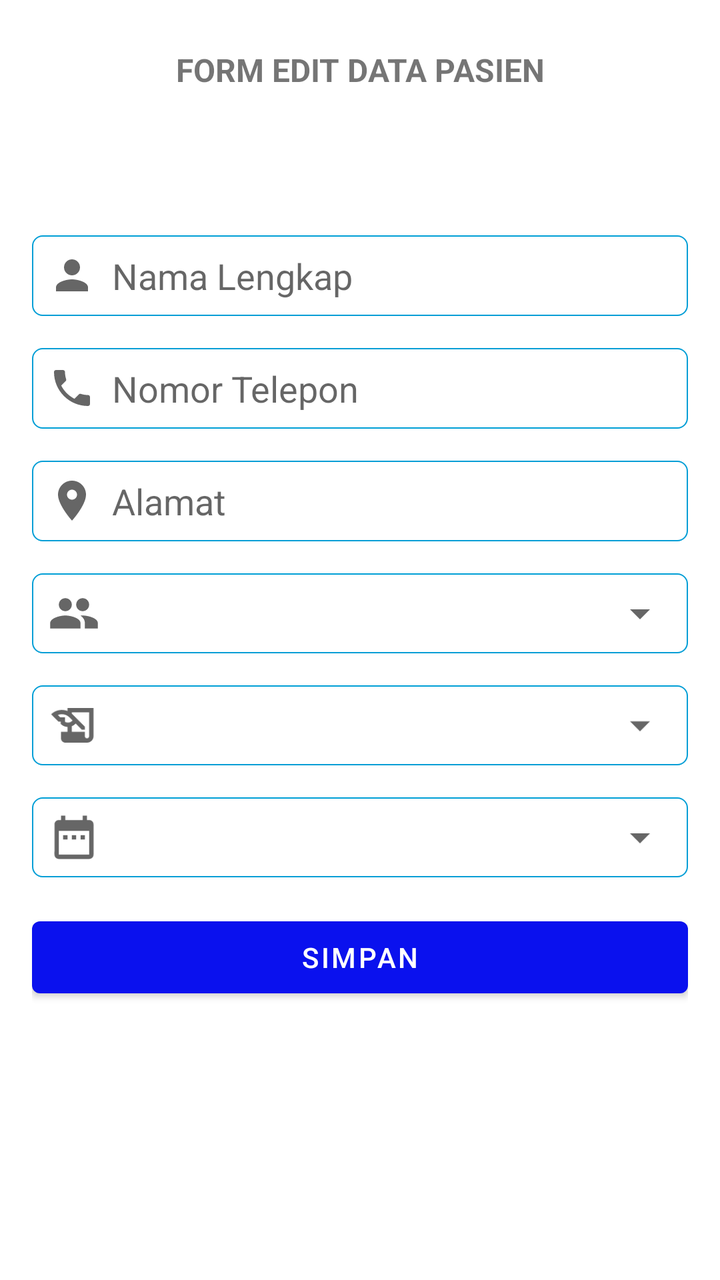
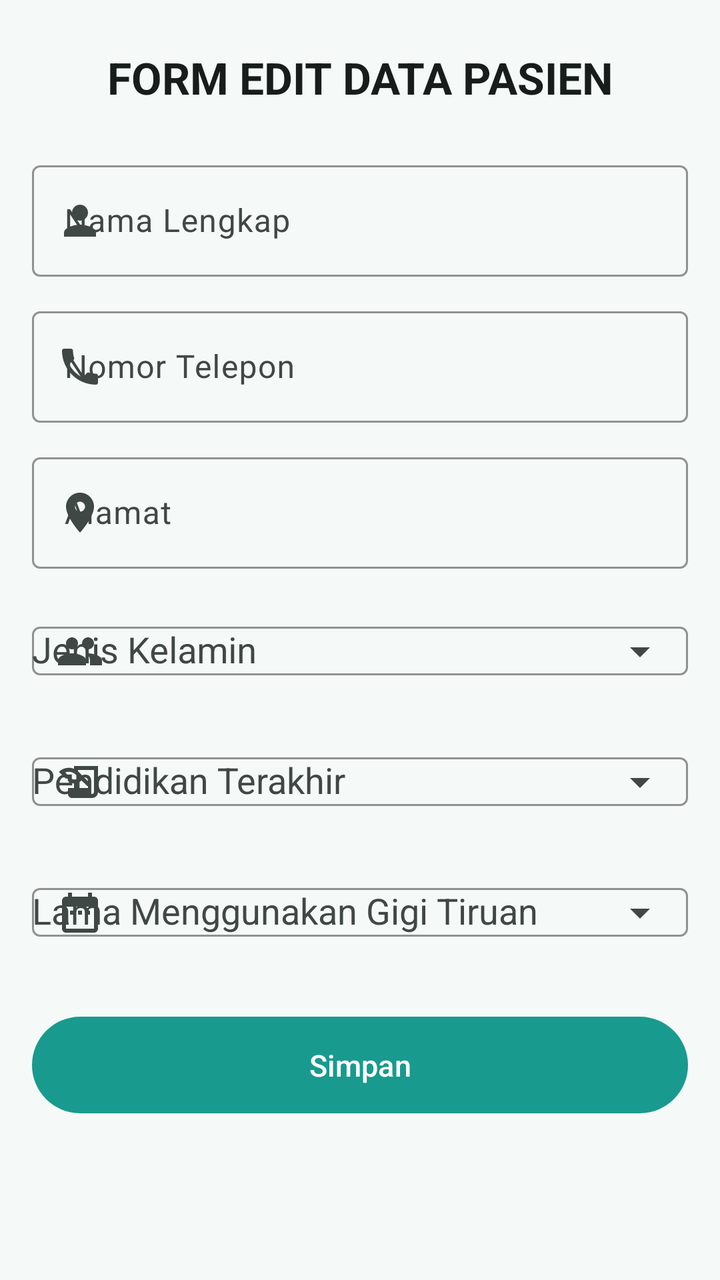

The first picture is an Android layout as it rendered before a commit; the second is the same layout after the commit. The layout source and the unified diff follow.
<!-- AndroidManifest.xml: application theme Theme.Ladokgi -->
<!-- res/layout/activity_edit_pasien.xml -->
<?xml version="1.0" encoding="utf-8"?>

<LinearLayout xmlns:android="http://schemas.android.com/apk/res/android"
    xmlns:app="http://schemas.android.com/apk/res-auto"
    xmlns:tools="http://schemas.android.com/tools"
    android:layout_width="match_parent"
    android:layout_height="match_parent"
    android:orientation="vertical"
    tools:context=".daftarpasien.EditPasienActivity">
    <ScrollView
        android:id="@+id/scroll"
        android:layout_width="match_parent"
        android:layout_height="wrap_content"
        >
        <androidx.constraintlayout.widget.ConstraintLayout
            android:layout_width="match_parent"
            android:layout_height="match_parent"
            android:paddingLeft="@dimen/activity_horizontal_margin"
            android:paddingTop="@dimen/activity_vertical_margin"
            android:paddingRight="@dimen/activity_horizontal_margin"
            android:paddingBottom="@dimen/activity_vertical_margin">

            <TextView
                android:id="@+id/title"
                android:layout_width="match_parent"
                android:layout_height="wrap_content"
                android:layout_marginTop="8dp"
                app:layout_constraintTop_toTopOf="parent"
                app:layout_constraintBottom_toTopOf="@id/form"
                android:textAlignment="center"
                android:textSize="16sp"
                android:textStyle="bold"
                android:text="FORM EDIT DATA PASIEN"/>


            <LinearLayout
                android:id="@+id/form"
                android:layout_width="match_parent"
                android:layout_height="wrap_content"
                android:layout_marginTop="72dp"
                android:orientation="vertical"
                app:layout_constraintTop_toBottomOf="@id/title"
                >

                <EditText
                    android:id="@+id/nama"
                    android:layout_width="match_parent"
                    android:layout_height="wrap_content"
                    android:layout_marginBottom="16dp"
                    android:background="@drawable/field_bg"
                    android:inputType="textPersonName"
                    android:drawableStart="@drawable/ic_baseline_person_24"
                    android:hint="Nama Lengkap"
                    android:drawablePadding="8dp"
                    android:padding="8dp" />

                <EditText
                    android:id="@+id/nomor_tlp"
                    android:layout_width="match_parent"
                    android:layout_height="wrap_content"
                    android:layout_marginBottom="16dp"
                    android:background="@drawable/field_bg"
                    android:inputType="phone"
                    android:drawableStart="@drawable/ic_baseline_phone_24"
                    android:hint="Nomor Telepon"
                    android:drawablePadding="8dp"
                    android:padding="8dp" />

                <EditText
                    android:id="@+id/alamat"
                    android:layout_width="match_parent"
                    android:layout_height="wrap_content"
                    android:layout_marginBottom="16dp"
                    android:background="@drawable/field_bg"
                    android:drawableStart="@drawable/ic_baseline_location_on_24"
                    android:inputType="text"
                    android:drawablePadding="8dp"
                    android:hint="Alamat"
                    android:padding="8dp" />

                <RelativeLayout
                    android:layout_width="match_parent"
                    android:layout_height="wrap_content"
                    android:background="@drawable/field_bg"
                    android:layout_marginBottom="16dp">
                    <Spinner
                        android:id="@+id/spn3"
                        android:layout_width="match_parent"
                        android:layout_height="40dp"
                        android:layout_toEndOf="@id/iconSpinner3"
                        />
                    <ImageView
                        android:id="@+id/iconSpinner3"
                        android:layout_width="26dp"
                        android:layout_height="26dp"
                        android:src="@drawable/ic_baseline_group_24"
                        android:layout_centerVertical="true"
                        android:layout_marginStart="8dp"/>
                </RelativeLayout>

                <RelativeLayout
                    android:layout_width="match_parent"
                    android:layout_height="wrap_content"
                    android:background="@drawable/field_bg"
                    android:layout_marginBottom="16dp">
                    <Spinner
                        android:id="@+id/spn"
                        android:layout_width="match_parent"
                        android:layout_height="40dp"
                        android:layout_toEndOf="@id/iconSpinner"
                        />
                    <ImageView
                        android:id="@+id/iconSpinner"
                        android:layout_width="26dp"
                        android:layout_height="26dp"
                        android:src="@drawable/ic_baseline_history_edu_24"
                        android:layout_centerVertical="true"
                        android:layout_marginStart="8dp"/>
                </RelativeLayout>

                <RelativeLayout
                    android:layout_width="match_parent"
                    android:layout_height="wrap_content"
                    android:background="@drawable/field_bg"
                    android:layout_marginBottom="16dp">
                    <Spinner
                        android:id="@+id/spn2"
                        android:layout_width="match_parent"
                        android:layout_height="40dp"
                        android:layout_toEndOf="@id/iconSpinner2"
                        />
                    <ImageView
                        android:id="@+id/iconSpinner2"
                        android:layout_width="26dp"
                        android:layout_height="26dp"
                        android:src="@drawable/ic_baseline_date_range_24"
                        android:layout_centerVertical="true"
                        android:layout_marginStart="8dp"/>
                </RelativeLayout>

                <Button
                    android:id="@+id/btn_simpan"
                    android:layout_width="match_parent"
                    android:layout_height="wrap_content"
                    android:layout_marginBottom="32dp"
                    android:text="Simpan" />


            </LinearLayout>

        </androidx.constraintlayout.widget.ConstraintLayout>
    </ScrollView>
</LinearLayout>
<!-- resources referenced by this layout -->
<resources>
  <dimen name="activity_vertical_margin">16dp</dimen>
  <!-- drawable field_bg (drawable) -->
  <?xml version="1.0" encoding="utf-8"?>
  
  <shape xmlns:android="http://schemas.android.com/apk/res/android"
      android:shape="rectangle" >
  
      <corners
          android:bottomLeftRadius="5dp"
          android:bottomRightRadius="5dp"
          android:topLeftRadius="5dp"
          android:topRightRadius="5dp" />
  
      <stroke
          android:width="0.5dp"
          android:color="@color/purple_500" />
  
      <solid android:color="#80FFFFFF" />
  
  </shape>
  <style name="Theme.Ladokgi" parent="Theme.MaterialComponents.DayNight.NoActionBar">
          
          <item name="colorPrimary">@color/purple_700</item>
          <item name="colorPrimaryVariant">@color/purple_500</item>
          <item name="colorOnPrimary">@color/white</item>
          
          <item name="colorSecondary">@color/purple_500</item>
          <item name="colorSecondaryVariant">@color/purple_700</item>
          <item name="colorOnSecondary">@color/black</item>
          
          <item name="android:statusBarColor" tools:targetApi="l">?attr/colorPrimaryVariant</item>
          
  
          <item name="actionOverflowButtonStyle">@style/MyOverflowButtonStyle</item>
      </style>
  <color name="purple_500">#009ed6</color>
  <color name="purple_700">#0a11ee</color>
  <color name="white">#FFFFFFFF</color>
  <color name="black">#FF000000</color>
  <style name="MyOverflowButtonStyle" parent="Widget.AppCompat.ActionButton.Overflow">
          <item name="android:tint">#FFFFFF</item>
      </style>
  <!-- unchanged entries left out for length: 7 -->
</resources>

<!-- the commit's change to res/layout/activity_edit_pasien.xml (unified diff, before → after) -->
@@ -1,5 +1,4 @@
 <?xml version="1.0" encoding="utf-8"?>
-
 <LinearLayout xmlns:android="http://schemas.android.com/apk/res/android"
     xmlns:app="http://schemas.android.com/apk/res-auto"
     xmlns:tools="http://schemas.android.com/tools"
@@ -7,147 +6,143 @@
     android:layout_height="match_parent"
     android:orientation="vertical"
     tools:context=".daftarpasien.EditPasienActivity">
+
     <ScrollView
         android:id="@+id/scroll"
         android:layout_width="match_parent"
-        android:layout_height="wrap_content"
-        >
-        <androidx.constraintlayout.widget.ConstraintLayout
+        android:layout_height="match_parent"
+        android:fillViewport="true">
+
+        <LinearLayout
             android:layout_width="match_parent"
-            android:layout_height="match_parent"
-            android:paddingLeft="@dimen/activity_horizontal_margin"
-            android:paddingTop="@dimen/activity_vertical_margin"
-            android:paddingRight="@dimen/activity_horizontal_margin"
-            android:paddingBottom="@dimen/activity_vertical_margin">
+            android:layout_height="wrap_content"
+            android:orientation="vertical"
+            android:padding="@dimen/activity_horizontal_margin"
+            android:paddingBottom="32dp">
 
-            <TextView
+            <com.google.android.material.textview.MaterialTextView
                 android:id="@+id/title"
                 android:layout_width="match_parent"
                 android:layout_height="wrap_content"
                 android:layout_marginTop="8dp"
-                app:layout_constraintTop_toTopOf="parent"
-                app:layout_constraintBottom_toTopOf="@id/form"
-                android:textAlignment="center"
-                android:textSize="16sp"
-                android:textStyle="bold"
-                android:text="FORM EDIT DATA PASIEN"/>
-
+                android:layout_marginBottom="24dp"
+                android:gravity="center"
+                android:text="@string/form_edit_patient_title"
+                android:textAppearance="?attr/textAppearanceTitleLarge"
+                android:textColor="?attr/colorOnSurface"
+                android:textStyle="bold" />
 
             <LinearLayout
                 android:id="@+id/form"
                 android:layout_width="match_parent"
                 android:layout_height="wrap_content"
-                android:layout_marginTop="72dp"
-                android:orientation="vertical"
-                app:layout_constraintTop_toBottomOf="@id/title"
-                >
+                android:orientation="vertical">
 
-                <EditText
-                    android:id="@+id/nama"
+                <com.google.android.material.textfield.TextInputLayout
+                    android:id="@+id/til_nama"
+                    style="@style/Widget.Ladokgi.TextInputLayout"
                     android:layout_width="match_parent"
                     android:layout_height="wrap_content"
-                    android:layout_marginBottom="16dp"
-                    android:background="@drawable/field_bg"
-                    android:inputType="textPersonName"
-                    android:drawableStart="@drawable/ic_baseline_person_24"
-                    android:hint="Nama Lengkap"
-                    android:drawablePadding="8dp"
-                    android:padding="8dp" />
+                    android:layout_marginBottom="12dp"
+                    android:hint="@string/hint_full_name"
+                    app:startIconDrawable="@drawable/ic_baseline_person_24">
 
-                <EditText
-                    android:id="@+id/nomor_tlp"
+                    <com.google.android.material.textfield.TextInputEditText
+                        android:id="@+id/nama"
+                        android:layout_width="match_parent"
+                        android:layout_height="wrap_content"
+                        android:inputType="textPersonName" />
+                </com.google.android.material.textfield.TextInputLayout>
+
+                <com.google.android.material.textfield.TextInputLayout
+                    android:id="@+id/til_telepon"
+                    style="@style/Widget.Ladokgi.TextInputLayout"
                     android:layout_width="match_parent"
                     android:layout_height="wrap_content"
-                    android:layout_marginBottom="16dp"
-                    android:background="@drawable/field_bg"
-                    android:inputType="phone"
-                    android:drawableStart="@drawable/ic_baseline_phone_24"
-                    android:hint="Nomor Telepon"
-                    android:drawablePadding="8dp"
-                    android:padding="8dp" />
+                    android:layout_marginBottom="12dp"
+                    android:hint="@string/hint_phone"
+                    app:startIconDrawable="@drawable/ic_baseline_phone_24">
 
-                <EditText
-                    android:id="@+id/alamat"
+                    <com.google.android.material.textfield.TextInputEditText
+                        android:id="@+id/nomor_tlp"
+                        android:layout_width="match_parent"
+                        android:layout_height="wrap_content"
+                        android:inputType="phone" />
+                </com.google.android.material.textfield.TextInputLayout>
+
+                <com.google.android.material.textfield.TextInputLayout
+                    android:id="@+id/til_alamat"
+                    style="@style/Widget.Ladokgi.TextInputLayout"
                     android:layout_width="match_parent"
                     android:layout_height="wrap_content"
-                    android:layout_marginBottom="16dp"
-                    android:background="@drawable/field_bg"
-                    android:drawableStart="@drawable/ic_baseline_location_on_24"
-                    android:inputType="text"
-                    android:drawablePadding="8dp"
-                    android:hint="Alamat"
-                    android:padding="8dp" />
+                    android:layout_marginBottom="12dp"
+                    android:hint="@string/hint_address"
+                    app:startIconDrawable="@drawable/ic_baseline_location_on_24">
 
-                <RelativeLayout
+                    <com.google.android.material.textfield.TextInputEditText
+                        android:id="@+id/alamat"
+                        android:layout_width="match_parent"
+                        android:layout_height="wrap_content"
+                        android:inputType="text" />
+                </com.google.android.material.textfield.TextInputLayout>
+
+                <com.google.android.material.textfield.TextInputLayout
+                    android:id="@+id/til_jenkel"
+                    style="@style/Widget.Ladokgi.TextInputLayout"
                     android:layout_width="match_parent"
                     android:layout_height="wrap_content"
-                    android:background="@drawable/field_bg"
-                    android:layout_marginBottom="16dp">
-                    <Spinner
+                    android:layout_marginBottom="12dp"
+                    android:hint="@string/label_gender"
+                    app:startIconDrawable="@drawable/ic_baseline_group_24"
+                    app:endIconMode="dropdown_menu">
+
+                    <com.google.android.material.textfield.MaterialAutoCompleteTextView
                         android:id="@+id/spn3"
                         android:layout_width="match_parent"
-                        android:layout_height="40dp"
-                        android:layout_toEndOf="@id/iconSpinner3"
-                        />
-                    <ImageView
-                        android:id="@+id/iconSpinner3"
-                        android:layout_width="26dp"
-                        android:layout_height="26dp"
-                        android:src="@drawable/ic_baseline_group_24"
-                        android:layout_centerVertical="true"
-                        android:layout_marginStart="8dp"/>
-                </RelativeLayout>
+                        android:layout_height="wrap_content"
+                        android:inputType="none" />
+                </com.google.android.material.textfield.TextInputLayout>
 
-                <RelativeLayout
+                <com.google.android.material.textfield.TextInputLayout
+                    android:id="@+id/til_pendidikan"
+                    style="@style/Widget.Ladokgi.TextInputLayout"
                     android:layout_width="match_parent"
                     android:layout_height="wrap_content"
-                    android:background="@drawable/field_bg"
-                    android:layout_marginBottom="16dp">
-                    <Spinner
+                    android:layout_marginBottom="12dp"
+                    android:hint="@string/label_education"
+                    app:startIconDrawable="@drawable/ic_baseline_history_edu_24"
+                    app:endIconMode="dropdown_menu">
+
+                    <com.google.android.material.textfield.MaterialAutoCompleteTextView
                         android:id="@+id/spn"
                         android:layout_width="match_parent"
-                        android:layout_height="40dp"
-                        android:layout_toEndOf="@id/iconSpinner"
-                        />
-                    <ImageView
-                        android:id="@+id/iconSpinner"
-                        android:layout_width="26dp"
-                        android:layout_height="26dp"
-                        android:src="@drawable/ic_baseline_history_edu_24"
-                        android:layout_centerVertical="true"
-                        android:layout_marginStart="8dp"/>
-                </RelativeLayout>
+                        android:layout_height="wrap_content"
+                        android:inputType="none" />
+                </com.google.android.material.textfield.TextInputLayout>
 
-                <RelativeLayout
+                <com.google.android.material.textfield.TextInputLayout
+                    android:id="@+id/til_tahun"
+                    style="@style/Widget.Ladokgi.TextInputLayout"
                     android:layout_width="match_parent"
                     android:layout_height="wrap_content"
-                    android:background="@drawable/field_bg"
-                    android:layout_marginBottom="16dp">
-                    <Spinner
+                    android:layout_marginBottom="24dp"
+                    android:hint="@string/label_usage_duration"
+                    app:startIconDrawable="@drawable/ic_baseline_date_range_24"
+                    app:endIconMode="dropdown_menu">
+
+                    <com.google.android.material.textfield.MaterialAutoCompleteTextView
                         android:id="@+id/spn2"
                         android:layout_width="match_parent"
-                        android:layout_height="40dp"
-                        android:layout_toEndOf="@id/iconSpinner2"
-                        />
-                    <ImageView
-                        android:id="@+id/iconSpinner2"
-                        android:layout_width="26dp"
-                        android:layout_height="26dp"
-                        android:src="@drawable/ic_baseline_date_range_24"
-                        android:layout_centerVertical="true"
-                        android:layout_marginStart="8dp"/>
-                </RelativeLayout>
+                        android:layout_height="wrap_content"
+                        android:inputType="none" />
+                </com.google.android.material.textfield.TextInputLayout>
 
-                <Button
+                <com.google.android.material.button.MaterialButton
                     android:id="@+id/btn_simpan"
                     android:layout_width="match_parent"
                     android:layout_height="wrap_content"
-                    android:layout_marginBottom="32dp"
-                    android:text="Simpan" />
-
-
+                    android:text="@string/action_save" />
             </LinearLayout>
-
-        </androidx.constraintlayout.widget.ConstraintLayout>
+        </LinearLayout>
     </ScrollView>
 </LinearLayout>
<!-- resource entries referenced after the edit -->
@@ -1,46 +1,104 @@
 <!-- resources referenced by this layout -->
 <resources>
-  <dimen name="activity_vertical_margin">16dp</dimen>
-  <!-- drawable field_bg (drawable) -->
-  <?xml version="1.0" encoding="utf-8"?>
+  <string name="action_save">Simpan</string>
+  <string name="form_edit_patient_title">FORM EDIT DATA PASIEN</string>
+  <string name="hint_address">Alamat</string>
+  <string name="hint_full_name">Nama Lengkap</string>
+  <string name="hint_phone">Nomor Telepon</string>
+  <string name="label_education">Pendidikan Terakhir</string>
+  <string name="label_gender">Jenis Kelamin</string>
+  <string name="label_usage_duration">Lama Menggunakan Gigi Tiruan</string>
+  <style name="Widget.Ladokgi.TextInputLayout" parent="Widget.Material3.TextInputLayout.OutlinedBox">
+          <item name="boxStrokeColor">?attr/colorPrimary</item>
+          <item name="hintTextColor">?attr/colorPrimary</item>
+      </style>
+  <style name="Theme.Ladokgi" parent="Theme.Material3.DayNight.NoActionBar">
+          <item name="colorPrimary">@color/m3_primary</item>
+          <item name="colorOnPrimary">@color/m3_on_primary</item>
+          <item name="colorPrimaryContainer">@color/m3_primary_container</item>
+          <item name="colorOnPrimaryContainer">@color/m3_on_primary_container</item>
   
-  <shape xmlns:android="http://schemas.android.com/apk/res/android"
-      android:shape="rectangle" >
+          <item name="colorSecondary">@color/m3_secondary</item>
+          <item name="colorOnSecondary">@color/m3_on_secondary</item>
+          <item name="colorSecondaryContainer">@color/m3_secondary_container</item>
+          <item name="colorOnSecondaryContainer">@color/m3_on_secondary_container</item>
   
-      <corners
-          android:bottomLeftRadius="5dp"
-          android:bottomRightRadius="5dp"
-          android:topLeftRadius="5dp"
-          android:topRightRadius="5dp" />
+          <item name="colorTertiary">@color/m3_tertiary</item>
+          <item name="colorOnTertiary">@color/m3_on_tertiary</item>
   
-      <stroke
-          android:width="0.5dp"
-          android:color="@color/purple_500" />
+          <item name="colorError">@color/m3_error</item>
+          <item name="colorOnError">@color/m3_on_error</item>
   
-      <solid android:color="#80FFFFFF" />
+          <item name="android:colorBackground">@color/m3_background</item>
+          <item name="colorOnBackground">@color/m3_on_background</item>
+          <item name="colorSurface">@color/m3_surface</item>
+          <item name="colorOnSurface">@color/m3_on_surface</item>
+          <item name="colorSurfaceVariant">@color/m3_surface_variant</item>
+          <item name="colorOnSurfaceVariant">@color/m3_on_surface_variant</item>
+          <item name="colorOutline">@color/m3_outline</item>
+          <item name="colorSurfaceContainer">@color/m3_surface_container</item>
+          <item name="colorSurfaceContainerHigh">@color/m3_surface_container_high</item>
   
-  </shape>
-  <style name="Theme.Ladokgi" parent="Theme.MaterialComponents.DayNight.NoActionBar">
           
-          <item name="colorPrimary">@color/purple_700</item>
-          <item name="colorPrimaryVariant">@color/purple_500</item>
-          <item name="colorOnPrimary">@color/white</item>
-          
-          <item name="colorSecondary">@color/purple_500</item>
-          <item name="colorSecondaryVariant">@color/purple_700</item>
-          <item name="colorOnSecondary">@color/black</item>
-          
-          <item name="android:statusBarColor" tools:targetApi="l">?attr/colorPrimaryVariant</item>
-          
+          <item name="textInputStyle">@style/Widget.Ladokgi.TextInputLayout</item>
+          <item name="materialButtonStyle">@style/Widget.Ladokgi.Button</item>
+          <item name="materialButtonOutlinedStyle">@style/Widget.Ladokgi.Button.Outlined</item>
+          <item name="borderlessButtonStyle">@style/Widget.Ladokgi.Button.Text</item>
   
+          <item name="materialAlertDialogTheme">@style/ThemeOverlay.Ladokgi.AlertDialog</item>
           <item name="actionOverflowButtonStyle">@style/MyOverflowButtonStyle</item>
       </style>
-  <color name="purple_500">#009ed6</color>
-  <color name="purple_700">#0a11ee</color>
-  <color name="white">#FFFFFFFF</color>
-  <color name="black">#FF000000</color>
+  <color name="m3_primary">#199A8E</color>
+  <color name="m3_on_primary">#FFFFFF</color>
+  <color name="m3_primary_container">#9DF2E4</color>
+  <color name="m3_on_primary_container">#00201C</color>
+  <color name="m3_secondary">#4B635F</color>
+  <color name="m3_on_secondary">#FFFFFF</color>
+  <color name="m3_secondary_container">#CDE8E3</color>
+  <color name="m3_on_secondary_container">#07201C</color>
+  <color name="m3_tertiary">#46617A</color>
+  <color name="m3_on_tertiary">#FFFFFF</color>
+  <color name="m3_error">#BA1A1A</color>
+  <color name="m3_on_error">#FFFFFF</color>
+  <color name="m3_background">#F5FAF8</color>
+  <color name="m3_on_background">#171D1B</color>
+  <color name="m3_surface">#F5FAF8</color>
+  <color name="m3_on_surface">#171D1B</color>
+  <color name="m3_surface_variant">#DAE5E2</color>
+  <color name="m3_on_surface_variant">#404846</color>
+  <color name="m3_outline">#707976</color>
+  <color name="m3_surface_container">#EFF5F3</color>
+  <color name="m3_surface_container_high">#E9EFED</color>
+  <style name="Widget.Ladokgi.Button" parent="Widget.Material3.Button">
+          <item name="shapeAppearanceOverlay">@style/ShapeAppearance.Ladokgi.Pill</item>
+          <item name="android:textSize">15sp</item>
+          <item name="android:paddingTop">14dp</item>
+          <item name="android:paddingBottom">14dp</item>
+          <item name="iconPadding">8dp</item>
+      </style>
+  <style name="Widget.Ladokgi.Button.Outlined" parent="Widget.Material3.Button.OutlinedButton">
+          <item name="shapeAppearanceOverlay">@style/ShapeAppearance.Ladokgi.Pill</item>
+          <item name="android:textSize">15sp</item>
+          <item name="android:paddingTop">14dp</item>
+          <item name="android:paddingBottom">14dp</item>
+          <item name="strokeColor">?attr/colorPrimary</item>
+          <item name="android:textColor">?attr/colorPrimary</item>
+      </style>
+  <style name="Widget.Ladokgi.Button.Text" parent="Widget.Material3.Button.TextButton">
+          <item name="shapeAppearanceOverlay">@style/ShapeAppearance.Ladokgi.Pill</item>
+          <item name="android:textColor">?attr/colorPrimary</item>
+      </style>
+  <style name="ThemeOverlay.Ladokgi.AlertDialog" parent="ThemeOverlay.Material3.MaterialAlertDialog">
+          <item name="buttonBarPositiveButtonStyle">@style/Widget.Ladokgi.Button.Text</item>
+          <item name="buttonBarNegativeButtonStyle">@style/Widget.Ladokgi.Button.Text</item>
+          <item name="buttonBarNeutralButtonStyle">@style/Widget.Ladokgi.Button.Text</item>
+      </style>
   <style name="MyOverflowButtonStyle" parent="Widget.AppCompat.ActionButton.Overflow">
-          <item name="android:tint">#FFFFFF</item>
+          <item name="android:tint">?attr/colorOnSurface</item>
+      </style>
+  <style name="ShapeAppearance.Ladokgi.Pill" parent="">
+          <item name="cornerFamily">rounded</item>
+          <item name="cornerSize">50%</item>
       </style>
   <!-- unchanged entries left out for length: 7 -->
 </resources>
